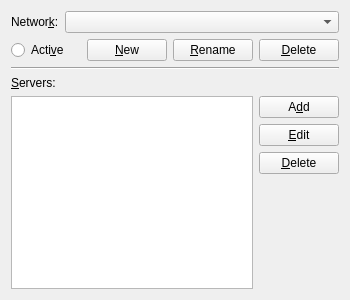
Old version of the form src/ui/settings/networksettingswidget.ui in the repository nilsding/IrrerrC.
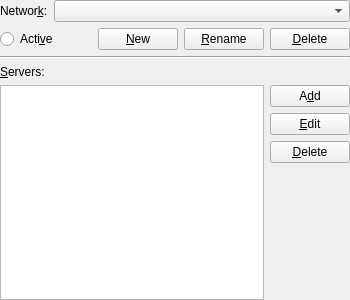
New version of the form.

The edit to the form file:
```diff
--- a/src/ui/settings/networksettingswidget.ui
+++ b/src/ui/settings/networksettingswidget.ui
@@ -20,6 +20,18 @@
    <string>Networks</string>
   </property>
   <layout class="QVBoxLayout" name="verticalLayout">
+   <property name="leftMargin">
+    <number>0</number>
+   </property>
+   <property name="topMargin">
+    <number>0</number>
+   </property>
+   <property name="rightMargin">
+    <number>0</number>
+   </property>
+   <property name="bottomMargin">
+    <number>0</number>
+   </property>
    <item>
     <layout class="QHBoxLayout" name="horizontalLayout">
      <item>
```
